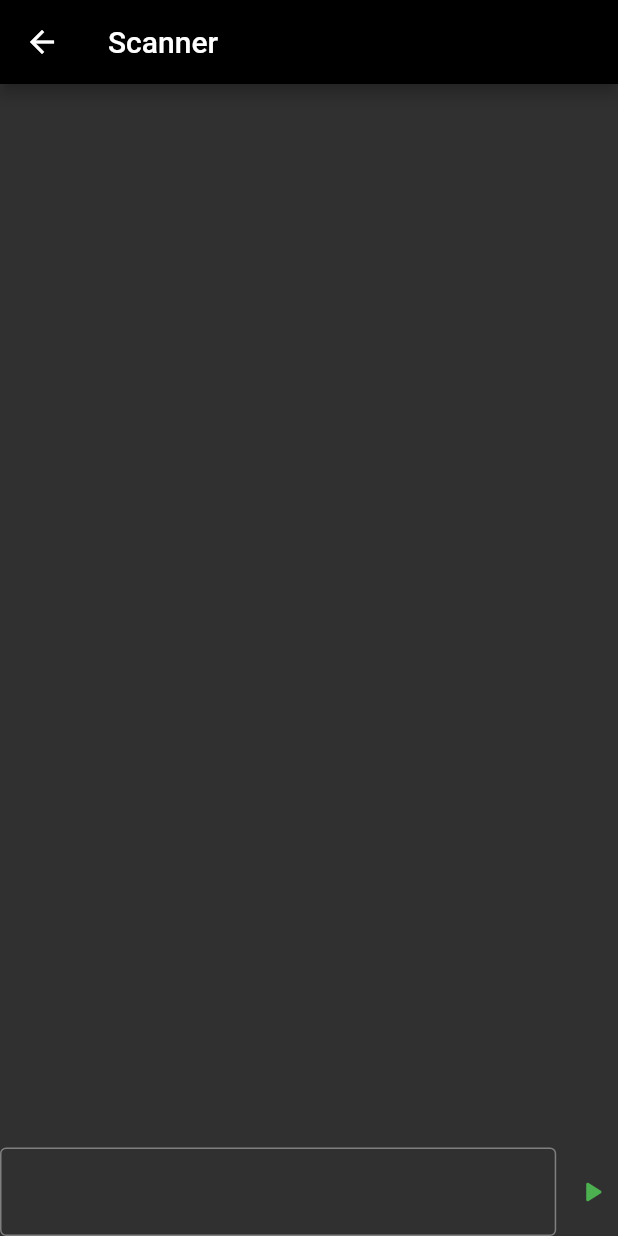
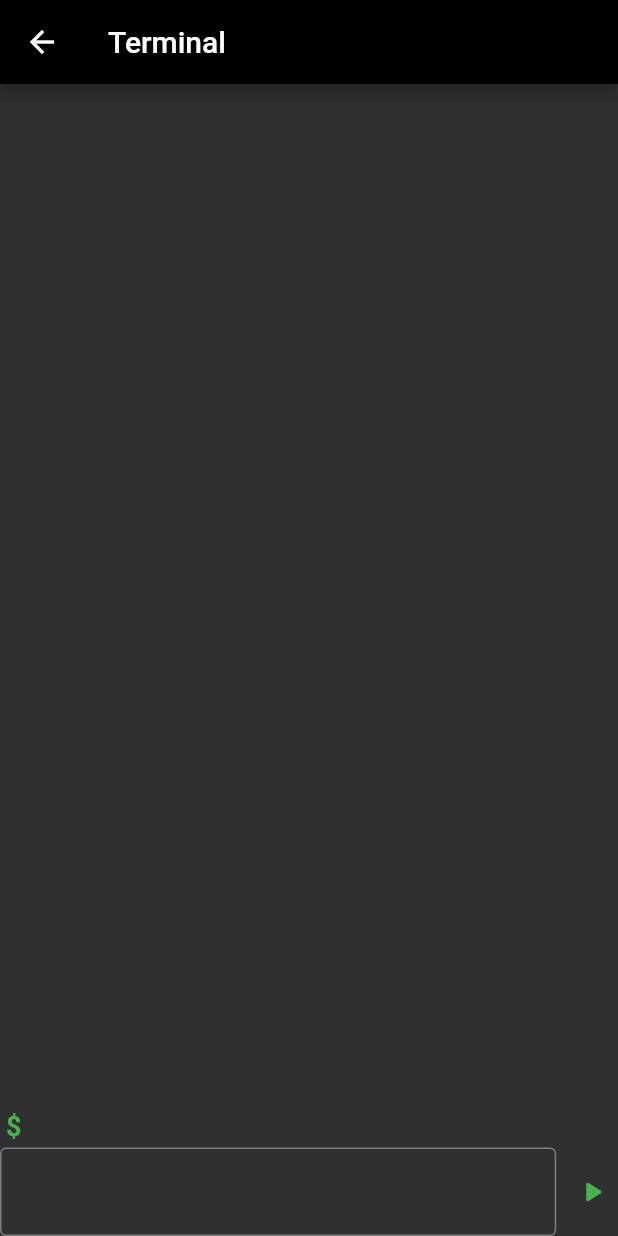
Before and after one commit to ruslanbadaev/server_catworm-client, a Flutter app: the TerminalScreen screen opened by its route, after a tap on the "play arrow" icon, on a phone screen of 412 x 824 dp. Run offline on Flutter 3.47's test engine with Material 2 defaults, Android fonts, the phone set to English and light mode, and no system bars; missing offline and left inert: xterm.

Commit message:
fix terminal

```diff
--- a/lib/notifiers/terminal_notifier.dart
+++ b/lib/notifiers/terminal_notifier.dart
@@ -1,15 +1,23 @@
 import 'package:flutter/material.dart';
+import 'package:server_catworm/models/message.dart';
 import 'package:server_catworm/services/scanner_service.dart';
 
 class TerminalNotifier with ChangeNotifier {
-  List<Map> messages;
+  List<Message> messages = [];
 
-  void addMessage(Map message) {
+  void addMessage(Message message) {
     messages.add(message);
     notifyListeners();
   }
 
-  List<Map> getMessages() {
+  List<Message> getMessages() {
     return messages;
   }
+
+  String getDate() {
+    DateTime now = new DateTime.now();
+    return new DateTime(
+            now.year, now.month, now.day, now.hour, now.minute, now.second)
+        .toString();
+  }
 }
--- a/lib/screens/terminal_screen.dart
+++ b/lib/screens/terminal_screen.dart
@@ -3,6 +3,8 @@ import 'package:xterm/flutter.dart';
 import 'package:xterm/xterm.dart';
 import 'package:server_catworm/models/scanner.dart';
 import 'package:server_catworm/notifiers/scanner_notifier.dart';
+import 'package:server_catworm/notifiers/terminal_notifier.dart';
+import 'package:server_catworm/models/message.dart';
 import 'package:provider/provider.dart';
 
 class TerminalScreen extends StatefulWidget {
@@ -36,15 +38,30 @@ class TerminalScreenSate extends State<TerminalScreen> {
   @override
   Widget build(BuildContext context) {
     TextEditingController controller = TextEditingController();
+    TerminalNotifier terminalNotifier = Provider.of<TerminalNotifier>(context);
 
     return Scaffold(
       appBar: AppBar(
-        title: Text("Scanner"),
+        title: Text("Terminal"),
       ),
       body: Container(
         child: Column(
           mainAxisAlignment: MainAxisAlignment.end,
+          crossAxisAlignment: CrossAxisAlignment.start,
           children: [
+            for (Message message in terminalNotifier.getMessages())
+              Container(
+                padding: EdgeInsets.all(4),
+                child: Text(
+                  '\$ ${message.message}',
+                  textAlign: TextAlign.start,
+                  style: TextStyle(
+                    color: Colors.green,
+                    fontSize: 18,
+                    fontWeight: FontWeight.bold,
+                  ),
+                ),
+              ),
             Container(
               child: Row(
                 children: [
@@ -68,6 +85,13 @@ class TerminalScreenSate extends State<TerminalScreen> {
                   IconButton(
                     onPressed: () => {
                       print(controller.text),
+                      terminalNotifier.addMessage(Message.fromMap({
+                        'id': 0,
+                        'message': controller.text,
+                        'type': 'input',
+                        'date': terminalNotifier.getDate(),
+                        'ip': '127.0.0.1'
+                      })),
                       controller.clear(),
                     },
                     icon: Icon(
```
